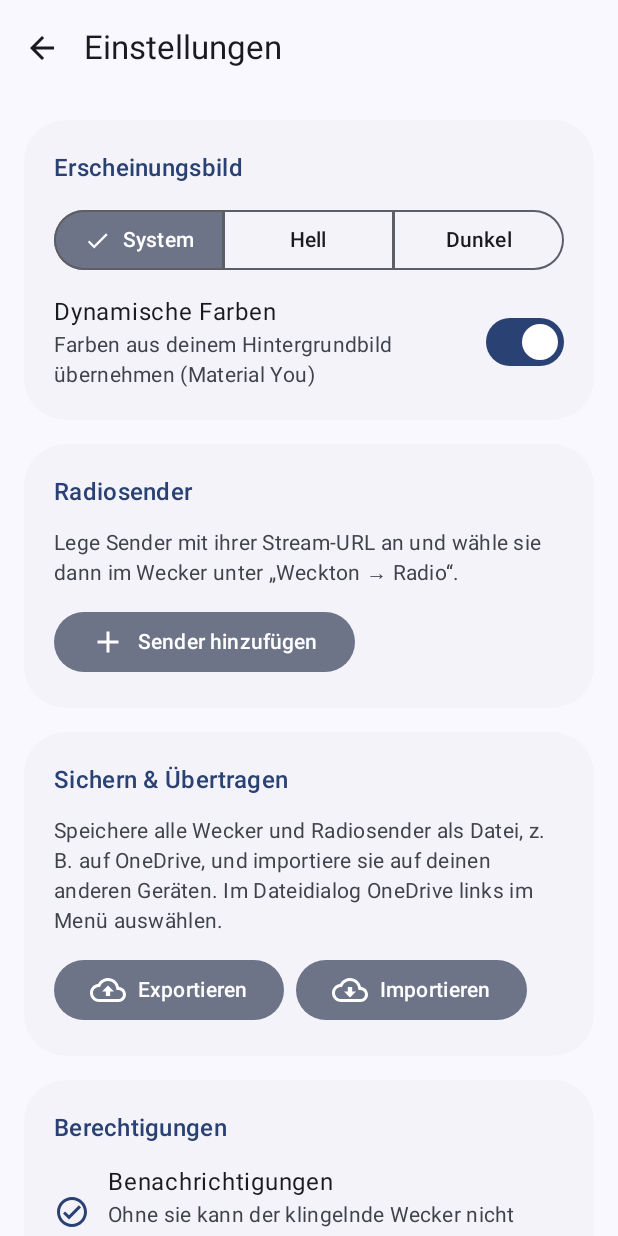
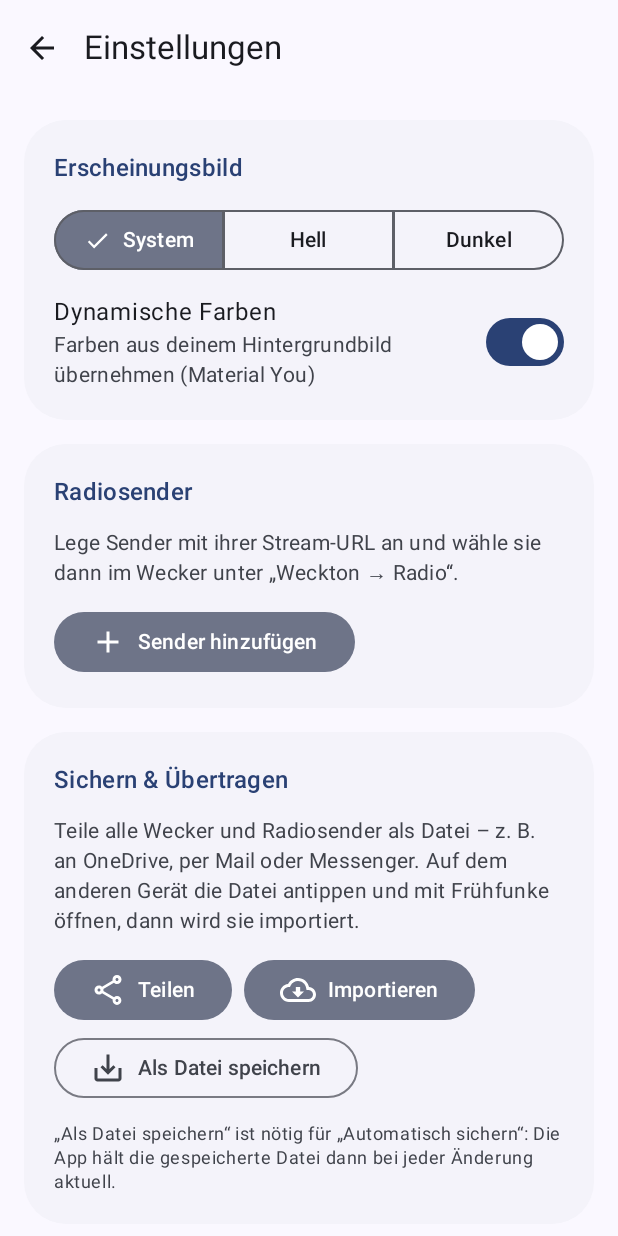
Before and after one commit to olidoh/fruehfunke, an Android app built with Jetpack Compose: the screen it shows after launch (MainActivity), after a tap on "Einstellungen", on a phone screen of 412 x 824 dp. Run offline under Robolectric (Android 15) with nearby library versions, the phone set to English and light mode, and no system bars.

Commit message:
Export über das Teilen-Menü, Import per Öffnen mit
Die Sicherung wird über das Android-Teilen-Menü an OneDrive, Mail usw.
übergeben. Frühfunke lässt sich als App zum Öffnen von Sicherungsdateien
wählen und startet dann den Import. Speichern als Datei bleibt für die
automatische Sicherung erhalten.

Co-Authored-By: Claude Opus 5.5 <noreply@anthropic.com>
Claude-Session: https://claude.ai/code/session_01RXaWAvS635jMEbeN11bP4S

```diff
--- a/app/src/main/java/de/fruehfunke/app/ui/MainActivity.kt
+++ b/app/src/main/java/de/fruehfunke/app/ui/MainActivity.kt
@@ -1,7 +1,18 @@
 package de.fruehfunke.app.ui
 
 import android.Manifest
+import android.content.Intent
+import android.net.Uri
 import android.os.Bundle
+import android.widget.Toast
+import androidx.compose.material.icons.Icons
+import androidx.compose.material.icons.outlined.CloudDownload
+import androidx.compose.material3.AlertDialog
+import androidx.compose.material3.Icon
+import androidx.compose.material3.Text
+import androidx.compose.material3.TextButton
+import androidx.lifecycle.compose.collectAsStateWithLifecycle
+import de.fruehfunke.app.util.Backup
 import androidx.activity.ComponentActivity
 import androidx.activity.compose.BackHandler
 import androidx.activity.compose.rememberLauncherForActivityResult
@@ -39,7 +50,52 @@ class MainActivity : ComponentActivity() {
         super.onCreate(savedInstanceState)
         enableEdgeToEdge()
         setContent { FruehfunkeTheme { AppRoot() } }
+        handleImportIntent(intent)
     }
+
+    override fun onNewIntent(intent: Intent) {
+        super.onNewIntent(intent)
+        handleImportIntent(intent)
+    }
+
+    /** Sicherungsdatei, die aus einer anderen App (z. B. OneDrive) geöffnet oder geteilt wurde. */
+    private fun handleImportIntent(intent: Intent?) {
+        val uri: Uri = when (intent?.action) {
+            Intent.ACTION_VIEW -> intent.data
+            Intent.ACTION_SEND -> intent.getParcelableExtra(Intent.EXTRA_STREAM, Uri::class.java)
+            else -> null
+        } ?: return
+        runCatching { Backup.read(this, uri) }
+            .onSuccess { Backup.pendingImport.value = it }
+            .onFailure { Toast.makeText(this, "Datei ist keine gültige Frühfunke-Sicherung", Toast.LENGTH_LONG).show() }
+        setIntent(Intent(this, MainActivity::class.java))
+    }
+}
+
+@Composable
+private fun ImportDialog() {
+    val context = LocalContext.current
+    val preview by Backup.pendingImport.collectAsStateWithLifecycle()
+    val p = preview ?: return
+    val finish: (Boolean) -> Unit = { replace ->
+        val n = Backup.apply(context, p, replace)
+        Backup.pendingImport.value = null
+        Toast.makeText(context, if (replace) "$n Wecker importiert" else "$n Wecker ergänzt", Toast.LENGTH_SHORT).show()
+    }
+    AlertDialog(
+        onDismissRequest = { Backup.pendingImport.value = null },
+        icon = { Icon(Icons.Outlined.CloudDownload, contentDescription = null) },
+        title = { Text("Sicherung importieren") },
+        text = {
+            Text(
+                "Gefunden: ${p.alarms.size} Wecker und ${p.stations.size} Radiosender.\n\n" +
+                    "„Ersetzen“ löscht die aktuellen Wecker auf diesem Gerät. „Ergänzen“ fügt nur fehlende hinzu. " +
+                    "Radiosender werden immer ergänzt.",
+            )
+        },
+        confirmButton = { TextButton(onClick = { finish(true) }) { Text("Ersetzen") } },
+        dismissButton = { TextButton(onClick = { finish(false) }) { Text("Ergänzen") } },
+    )
 }
 
 @Composable
@@ -80,6 +136,8 @@ private fun AppRoot() {
         }
     }
 
+    ImportDialog()
+
     AnimatedContent(
         targetState = route,
         transitionSpec = { fadeIn(tween(220)) togetherWith fadeOut(tween(160)) },
--- a/app/src/main/java/de/fruehfunke/app/ui/SettingsScreen.kt
+++ b/app/src/main/java/de/fruehfunke/app/ui/SettingsScreen.kt
@@ -20,6 +20,7 @@ import androidx.compose.material.icons.outlined.Add
 import androidx.compose.material.icons.outlined.Delete
 import androidx.compose.material.icons.outlined.Edit
 import androidx.compose.material3.FilledTonalButton
+import androidx.compose.material3.OutlinedButton
 import androidx.compose.runtime.mutableStateOf
 import androidx.compose.ui.text.style.TextOverflow
 import de.fruehfunke.app.data.Station
@@ -32,7 +33,8 @@ import androidx.compose.foundation.layout.FlowRow
 import androidx.compose.foundation.layout.ExperimentalLayoutApi
 import androidx.compose.material.icons.outlined.CloudUpload
 import androidx.compose.material.icons.outlined.CloudDownload
-import androidx.compose.material3.AlertDialog
+import androidx.compose.material.icons.outlined.Share
+import androidx.compose.material.icons.outlined.SaveAlt
 import de.fruehfunke.app.util.Backup
 import de.fruehfunke.app.util.Sounds
 import de.fruehfunke.app.util.TimeText
@@ -76,7 +78,6 @@ fun SettingsScreen(onBack: () -> Unit) {
     val stations by StationRepository.stations.collectAsStateWithLifecycle()
     var editStation by remember { mutableStateOf<Station?>(null) }
     var showStationDialog by remember { mutableStateOf(false) }
-    var importPreview by remember { mutableStateOf<Backup.Preview?>(null) }
 
     val exportLauncher = rememberLauncherForActivityResult(
         ActivityResultContracts.CreateDocument("application/json")
@@ -103,7 +104,7 @@ fun SettingsScreen(onBack: () -> Unit) {
     val importLauncher = rememberLauncherForActivityResult(ActivityResultContracts.OpenDocument()) { uri ->
         if (uri != null) {
             runCatching { Backup.read(context, uri) }
-                .onSuccess { importPreview = it }
+                .onSuccess { Backup.pendingImport.value = it }
                 .onFailure {
                     Toast.makeText(context, "Datei ist keine gültige Frühfunke-Sicherung", Toast.LENGTH_LONG).show()
                 }
@@ -186,15 +187,23 @@ fun SettingsScreen(onBack: () -> Unit) {
 
                 Section("Sichern & Übertragen") {
                     Text(
-                        "Speichere alle Wecker und Radiosender als Datei, z. B. auf OneDrive, und importiere sie auf deinen anderen Geräten. Im Dateidialog OneDrive links im Menü auswählen.",
+                        "Teile alle Wecker und Radiosender als Datei – z. B. an OneDrive, per Mail oder Messenger. " +
+                            "Auf dem anderen Gerät die Datei antippen und mit Frühfunke öffnen, dann wird sie importiert.",
                         style = MaterialTheme.typography.bodyMedium,
                         color = MaterialTheme.colorScheme.onSurfaceVariant,
                     )
-                    FlowRow(horizontalArrangement = Arrangement.spacedBy(8.dp)) {
-                        FilledTonalButton(onClick = { runCatching { exportLauncher.launch("fruehfunke-wecker.json") } }) {
-                            Icon(Icons.Outlined.CloudUpload, contentDescription = null)
+                    FlowRow(
+                        horizontalArrangement = Arrangement.spacedBy(8.dp),
+                        verticalArrangement = Arrangement.spacedBy(4.dp),
+                    ) {
+                        FilledTonalButton(onClick = {
+                            runCatching { Backup.share(context) }.onFailure {
+                                Toast.makeText(context, "Teilen nicht möglich", Toast.LENGTH_SHORT).show()
+                            }
+                        }) {
+                            Icon(Icons.Outlined.Share, contentDescription = null)
                             Spacer(Modifier.width(8.dp))
-                            Text("Exportieren")
+                            Text("Teilen")
                         }
                         FilledTonalButton(onClick = {
                             runCatching { importLauncher.launch(arrayOf("application/json", "application/octet-stream", "text/plain")) }
@@ -203,7 +212,17 @@ fun SettingsScreen(onBack: () -> Unit) {
                             Spacer(Modifier.width(8.dp))
                             Text("Importieren")
                         }
+                        OutlinedButton(onClick = { runCatching { exportLauncher.launch("fruehfunke-wecker.json") } }) {
+                            Icon(Icons.Outlined.SaveAlt, contentDescription = null)
+                            Spacer(Modifier.width(8.dp))
+                            Text("Als Datei speichern")
+                        }
                     }
+                    Text(
+                        "„Als Datei speichern“ ist nötig für „Automatisch sichern“: Die App hält die gespeicherte Datei dann bei jeder Änderung aktuell.",
+                        style = MaterialTheme.typography.bodySmall,
+                        color = MaterialTheme.colorScheme.onSurfaceVariant,
+                    )
                     if (settings.syncUri != null) {
                         SwitchRow(
                             title = "Automatisch sichern",
@@ -269,32 +288,4 @@ fun SettingsScreen(onBack: () -> Unit) {
         )
     }
 
-    importPreview?.let { preview ->
-        AlertDialog(
-            onDismissRequest = { importPreview = null },
-            icon = { Icon(Icons.Outlined.CloudDownload, contentDescription = null) },
-            title = { Text("Sicherung importieren") },
-            text = {
-                Text(
-                    "Gefunden: ${preview.alarms.size} Wecker und ${preview.stations.size} Radiosender.\n\n" +
-                        "„Ersetzen“ löscht deine aktuellen Wecker auf diesem Gerät. „Ergänzen“ fügt nur fehlende hinzu. " +
-                        "Radiosender werden immer ergänzt.",
-                )
-            },
-            confirmButton = {
-                TextButton(onClick = {
-                    val n = Backup.apply(context, preview, replace = true)
-                    importPreview = null
-                    Toast.makeText(context, "$n Wecker importiert", Toast.LENGTH_SHORT).show()
-                }) { Text("Ersetzen") }
-            },
-            dismissButton = {
-                TextButton(onClick = {
-                    val n = Backup.apply(context, preview, replace = false)
-                    importPreview = null
-                    Toast.makeText(context, "$n Wecker ergänzt", Toast.LENGTH_SHORT).show()
-                }) { Text("Ergänzen") }
-            },
-        )
-    }
 }
--- /dev/null
+++ b/app/src/main/res/xml/file_paths.xml
@@ -0,0 +1,4 @@
+<?xml version="1.0" encoding="utf-8"?>
+<paths>
+    <cache-path name="exports" path="exports/" />
+</paths>
```
Also changed, not shown: app/src/main/AndroidManifest.xml (+24 -0 lines), app/src/main/java/de/fruehfunke/app/util/Backup.kt (+23 -0 lines).
